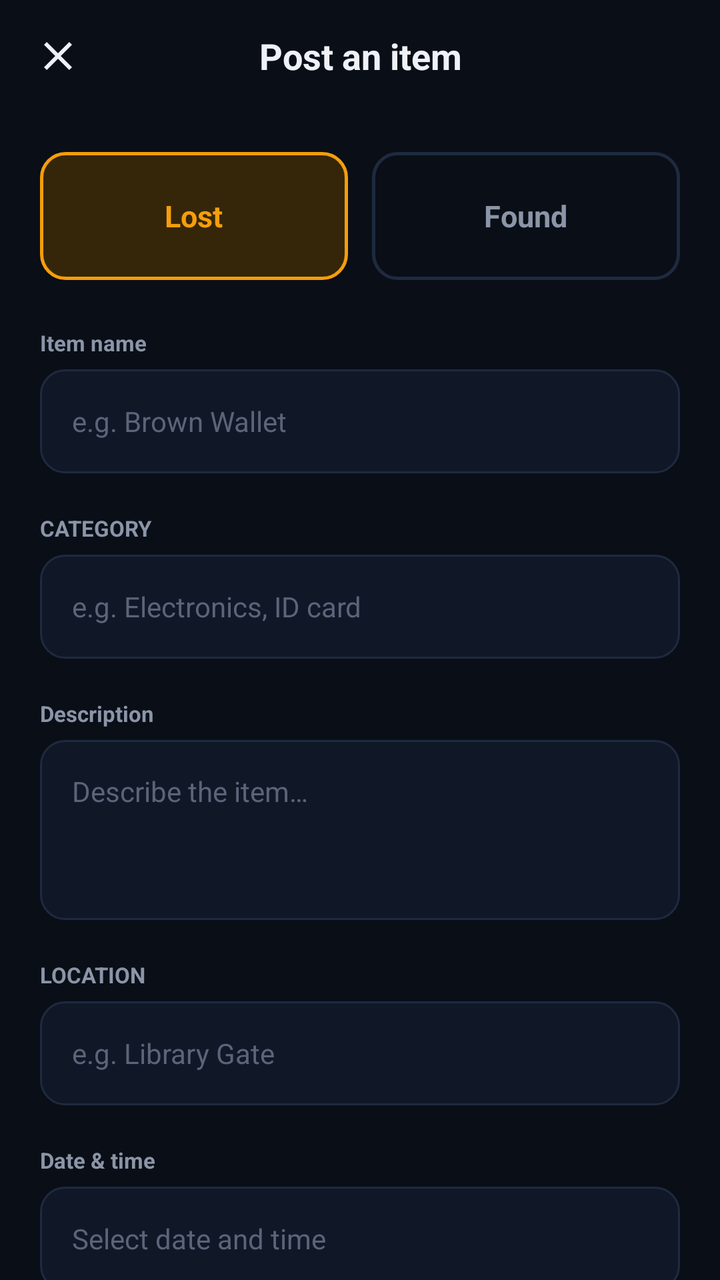
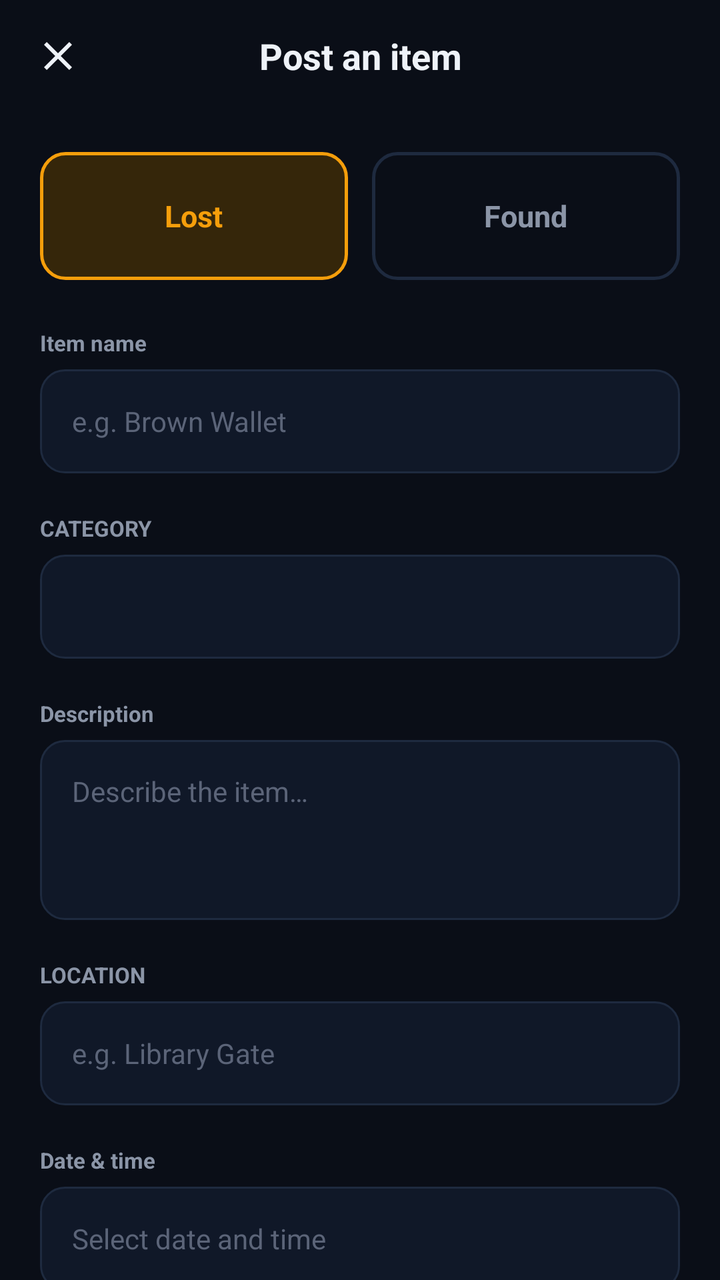

Two renders of the same Android screen: before a commit and after it. Below are the layout's source before the change and the commit's diff.
<!-- AndroidManifest.xml: application theme Theme.CampusConnect -->
<!-- res/layout/fragment_post_item.xml -->
<?xml version="1.0" encoding="utf-8"?>
<LinearLayout xmlns:android="http://schemas.android.com/apk/res/android"
    xmlns:app="http://schemas.android.com/apk/res-auto"
    android:layout_width="match_parent"
    android:layout_height="match_parent"
    android:background="@color/bg"
    android:orientation="vertical">

    <LinearLayout
        android:layout_width="match_parent"
        android:layout_height="56dp"
        android:gravity="center_vertical"
        android:orientation="horizontal"
        android:paddingHorizontal="12dp">

        <ImageButton
            android:id="@+id/btnClose"
            android:layout_width="34dp"
            android:layout_height="34dp"
            android:background="?attr/selectableItemBackgroundBorderless"
            android:contentDescription="@null"
            android:padding="8dp"
            android:src="@drawable/ic_close"
            app:tint="@color/text_primary" />

        <TextView
            android:id="@+id/tvPostTitle"
            android:layout_width="0dp"
            android:layout_height="wrap_content"
            android:layout_weight="1"
            android:gravity="center"
            android:text="@string/post_item_title"
            android:textColor="@color/text_primary"
            android:textSize="18sp"
            android:textStyle="bold" />

        <View
            android:layout_width="34dp"
            android:layout_height="34dp" />
    </LinearLayout>

    <androidx.core.widget.NestedScrollView
        android:layout_width="match_parent"
        android:layout_height="match_parent">

        <LinearLayout
            android:layout_width="match_parent"
            android:layout_height="wrap_content"
            android:orientation="vertical"
            android:padding="20dp">

            <LinearLayout
                android:layout_width="match_parent"
                android:layout_height="64dp"
                android:baselineAligned="false"
                android:orientation="horizontal">

                <FrameLayout
                    android:id="@+id/btnTypeLost"
                    android:layout_width="0dp"
                    android:layout_height="match_parent"
                    android:layout_marginEnd="6dp"
                    android:layout_weight="1"
                    android:background="@drawable/bg_lf_type_lost_selected"
                    android:clickable="true"
                    android:focusable="true">

                    <TextView
                        android:id="@+id/tvLostLabel"
                        android:layout_width="wrap_content"
                        android:layout_height="wrap_content"
                        android:layout_gravity="center"
                        android:text="@string/type_lost"
                        android:textColor="@color/amber"
                        android:textSize="15sp"
                        android:textStyle="bold" />
                </FrameLayout>

                <FrameLayout
                    android:id="@+id/btnTypeFound"
                    android:layout_width="0dp"
                    android:layout_height="match_parent"
                    android:layout_marginStart="6dp"
                    android:layout_weight="1"
                    android:background="@drawable/bg_lf_type_unselected"
                    android:clickable="true"
                    android:focusable="true">

                    <TextView
                        android:id="@+id/tvFoundLabel"
                        android:layout_width="wrap_content"
                        android:layout_height="wrap_content"
                        android:layout_gravity="center"
                        android:text="@string/type_found"
                        android:textColor="@color/text_dim"
                        android:textSize="15sp"
                        android:textStyle="bold" />
                </FrameLayout>
            </LinearLayout>

            <TextView
                style="@style/FacultyFieldLabel"
                android:layout_marginTop="24dp"
                android:text="@string/label_item_name"
                android:textColor="@color/text_dim"
                android:textSize="11sp"
                android:textStyle="bold" />

            <EditText
                android:id="@+id/etTitle"
                android:layout_width="match_parent"
                android:layout_height="52dp"
                android:background="@drawable/bg_lf_input"
                android:autofillHints="none"
                android:hint="@string/hint_item_name"
                android:inputType="text"
                android:paddingHorizontal="16dp"
                android:textColor="@color/text_primary"
                android:textColorHint="@color/text_faint"
                android:textSize="14sp" />

            <TextView
                style="@style/FacultyFieldLabel"
                android:layout_marginTop="20dp"
                android:text="@string/label_category"
                android:textColor="@color/text_dim"
                android:textSize="11sp"
                android:textStyle="bold" />

            <EditText
                android:id="@+id/etCategoryPost"
                android:layout_width="match_parent"
                android:layout_height="52dp"
                android:background="@drawable/bg_lf_input"
                android:autofillHints="none"
                android:hint="@string/hint_category"
                android:inputType="text"
                android:paddingHorizontal="16dp"
                android:textColor="@color/text_primary"
                android:textColorHint="@color/text_faint"
                android:textSize="14sp" />

            <TextView
                style="@style/FacultyFieldLabel"
                android:layout_marginTop="20dp"
                android:text="@string/label_description"
                android:textColor="@color/text_dim"
                android:textSize="11sp"
                android:textStyle="bold" />

            <EditText
                android:id="@+id/etDescription"
                android:layout_width="match_parent"
                android:layout_height="wrap_content"
                android:background="@drawable/bg_lf_input"
                android:gravity="top"
                android:autofillHints="none"
                android:hint="@string/hint_description"
                android:inputType="textMultiLine"
                android:minHeight="90dp"
                android:padding="16dp"
                android:textColor="@color/text_primary"
                android:textColorHint="@color/text_faint"
                android:textSize="14sp" />

            <TextView
                style="@style/FacultyFieldLabel"
                android:layout_marginTop="20dp"
                android:text="@string/label_location"
                android:textColor="@color/text_dim"
                android:textSize="11sp"
                android:textStyle="bold" />

            <EditText
                android:id="@+id/etLocationPost"
                android:layout_width="match_parent"
                android:layout_height="52dp"
                android:background="@drawable/bg_lf_input"
                android:autofillHints="none"
                android:hint="@string/hint_location"
                android:inputType="text"
                android:paddingHorizontal="16dp"
                android:textColor="@color/text_primary"
                android:textColorHint="@color/text_faint"
                android:textSize="14sp" />

            <TextView
                style="@style/FacultyFieldLabel"
                android:layout_marginTop="20dp"
                android:text="@string/label_date_time"
                android:textColor="@color/text_dim"
                android:textSize="11sp"
                android:textStyle="bold" />

            <TextView
                android:id="@+id/tvDateTimePost"
                android:layout_width="match_parent"
                android:layout_height="52dp"
                android:background="@drawable/bg_lf_input"
                android:gravity="center_vertical"
                android:hint="@string/hint_select_date_time"
                android:paddingHorizontal="16dp"
                android:textColor="@color/text_primary"
                android:textColorHint="@color/text_faint"
                android:textSize="14sp" />

            <TextView
                style="@style/FacultyFieldLabel"
                android:layout_marginTop="20dp"
                android:text="@string/label_contact_info"
                android:textColor="@color/text_dim"
                android:textSize="11sp"
                android:textStyle="bold" />

            <EditText
                android:id="@+id/etContactInfo"
                android:layout_width="match_parent"
                android:layout_height="52dp"
                android:background="@drawable/bg_lf_input"
                android:autofillHints="none"
                android:hint="@string/hint_contact_info"
                android:inputType="text"
                android:paddingHorizontal="16dp"
                android:textColor="@color/text_primary"
                android:textColorHint="@color/text_faint"
                android:textSize="14sp" />

            <FrameLayout
                android:id="@+id/btnUploadPhoto"
                android:layout_width="match_parent"
                android:layout_height="100dp"
                android:layout_marginTop="24dp"
                android:background="@drawable/bg_lf_upload_dashed">

                <LinearLayout
                    android:layout_width="wrap_content"
                    android:layout_height="wrap_content"
                    android:layout_gravity="center"
                    android:gravity="center"
                    android:orientation="vertical">

                    <ImageView
                        android:layout_width="24dp"
                        android:layout_height="24dp"
                        android:contentDescription="@null"
                        android:src="@drawable/ic_camera"
                        app:tint="@color/text_faint" />

                    <TextView
                        android:layout_width="wrap_content"
                        android:layout_height="wrap_content"
                        android:layout_marginTop="4dp"
                        android:text="@string/tap_add_photo"
                        android:textColor="@color/text_faint"
                        android:textSize="13sp" />
                </LinearLayout>

                <ImageView
                    android:id="@+id/ivPreview"
                    android:layout_width="match_parent"
                    android:layout_height="match_parent"
                    android:clipToOutline="true"
                    android:scaleType="centerCrop"
                    android:visibility="gone" />
            </FrameLayout>

            <Button
                android:id="@+id/btnSubmit"
                android:layout_width="match_parent"
                android:layout_height="56dp"
                android:layout_marginTop="32dp"
                android:backgroundTint="@color/amber"
                android:text="@string/btn_post_item"
                android:textAllCaps="false"
                android:textColor="@color/btn_on_amber_text"
                android:textSize="15sp"
                android:textStyle="bold"
                app:cornerRadius="14dp" />

        </LinearLayout>
    </androidx.core.widget.NestedScrollView>

</LinearLayout>
<!-- resources referenced by this layout -->
<resources>
  <color name="amber">#F59E0B</color>
  <color name="bg">#0A0E17</color>
  <color name="btn_on_amber_text">#120E04</color>
  <color name="text_dim">#8B95A7</color>
  <color name="text_faint">#5B6478</color>
  <color name="text_primary">#EEF2F8</color>
  <!-- drawable bg_lf_input (drawable) -->
  <?xml version="1.0" encoding="utf-8"?>
  <shape xmlns:android="http://schemas.android.com/apk/res/android"
      android:shape="rectangle">
      <solid android:color="@color/input_bg"/>
      <stroke
          android:width="1dp"
          android:color="@color/card_border"/>
      <corners android:radius="12dp"/>
  </shape>
  <!-- drawable bg_lf_type_lost_selected (drawable) -->
  <?xml version="1.0" encoding="utf-8"?>
  <shape xmlns:android="http://schemas.android.com/apk/res/android"
      android:shape="rectangle">
      <solid android:color="@color/amber_dim"/>
      <stroke
          android:width="1.5dp"
          android:color="@color/amber"/>
      <corners android:radius="12dp"/>
  </shape>
  <!-- drawable bg_lf_type_unselected (drawable) -->
  <?xml version="1.0" encoding="utf-8"?>
  <shape xmlns:android="http://schemas.android.com/apk/res/android"
      android:shape="rectangle">
      <solid android:color="@android:color/transparent"/>
      <stroke
          android:width="1.5dp"
          android:color="@color/card_border"/>
      <corners android:radius="12dp"/>
  </shape>
  <!-- drawable bg_lf_upload_dashed (drawable) -->
  <?xml version="1.0" encoding="utf-8"?>
  <shape xmlns:android="http://schemas.android.com/apk/res/android"
      android:shape="rectangle">
      <solid android:color="@color/input_bg"/>
      <stroke
          android:width="1.5dp"
          android:color="#2A3650"
          android:dashWidth="6dp"
          android:dashGap="4dp"/>
      <corners android:radius="14dp"/>
  </shape>
  <!-- drawable ic_close (drawable) -->
  <vector xmlns:android="http://schemas.android.com/apk/res/android"
      android:width="24dp"
      android:height="24dp"
      android:viewportWidth="24"
      android:viewportHeight="24">
    <path
        android:fillColor="@color/text_primary"
        android:pathData="M19,6.41L17.59,5 12,10.59 6.41,5 5,6.41 10.59,12 5,17.59 6.41,19 12,13.41 17.59,19 19,17.59 13.41,12z"/>
  </vector>
  <string name="btn_post_item">Post item</string>
  <string name="hint_category">e.g. Electronics, ID card</string>
  <string name="hint_contact_info">e.g. Phone number, email, or WhatsApp</string>
  <string name="hint_description">Describe the item…</string>
  <string name="hint_item_name">e.g. Brown Wallet</string>
  <string name="hint_location">e.g. Library Gate</string>
  <string name="hint_select_date_time">Select date and time</string>
  <string name="label_category">CATEGORY</string>
  <string name="label_contact_info">Contact Info</string>
  <string name="label_date_time">Date &amp; time</string>
  <string name="label_description">Description</string>
  <string name="label_item_name">Item name</string>
  <string name="label_location">LOCATION</string>
  <string name="post_item_title">Post an item</string>
  <string name="tap_add_photo">Tap to add a photo</string>
  <string name="type_found">Found</string>
  <string name="type_lost">Lost</string>
  <style name="FacultyFieldLabel">
          <item name="android:layout_width">match_parent</item>
          <item name="android:layout_height">wrap_content</item>
          <item name="android:textColor">@color/color_muted</item>
          <item name="android:textSize">12sp</item>
          <item name="android:layout_marginBottom">6dp</item>
      </style>
  <color name="input_bg">#101828</color>
  <color name="card_border">#1E2A3F</color>
  <color name="amber_dim">#35260A</color>
  <color name="color_muted">#9CA3AF</color>
  <color name="color_background">#0B0F19</color>
  <color name="color_cyan">#00D2FF</color>
  <color name="color_purple">#8B5CF6</color>
  <color name="color_text_primary">#FFFFFF</color>
  <!-- unchanged entries left out for length: 2 -->
</resources>

<!-- the commit's change to res/layout/fragment_post_item.xml (unified diff, before → after) -->
@@ -127,82 +127,112 @@
                 android:textSize="11sp"
                 android:textStyle="bold" />
 
-            <EditText
-                android:id="@+id/etCategoryPost"
+            <Spinner
+                android:id="@+id/spinnerCategoryPost"
                 android:layout_width="match_parent"
                 android:layout_height="52dp"
                 android:background="@drawable/bg_lf_input"
+                android:paddingHorizontal="12dp" />
+
+            <EditText
+                android:id="@+id/etCustomCategoryPost"
+                android:layout_width="match_parent"
+                android:layout_height="52dp"
+                android:layout_marginTop="8dp"
                 android:autofillHints="none"
-                android:hint="@string/hint_category"
+                android:background="@drawable/bg_lf_input"
+                android:hint="Specify custom category..."
                 android:inputType="text"
                 android:paddingHorizontal="16dp"
                 android:textColor="@color/text_primary"
                 android:textColorHint="@color/text_faint"
-                android:textSize="14sp" />
-
-            <TextView
-                style="@style/FacultyFieldLabel"
-                android:layout_marginTop="20dp"
-                android:text="@string/label_description"
-                android:textColor="@color/text_dim"
-                android:textSize="11sp"
-                android:textStyle="bold" />
-
-            <EditText
-                android:id="@+id/etDescription"
+                android:textSize="14sp"
+                android:visibility="gone" />
+
+            <LinearLayout
+                android:id="@+id/layoutDescriptionGroup"
                 android:layout_width="match_parent"
                 android:layout_height="wrap_content"
-                android:background="@drawable/bg_lf_input"
-                android:gravity="top"
-                android:autofillHints="none"
-                android:hint="@string/hint_description"
-                android:inputType="textMultiLine"
-                android:minHeight="90dp"
-                android:padding="16dp"
-                android:textColor="@color/text_primary"
-                android:textColorHint="@color/text_faint"
-                android:textSize="14sp" />
-
-            <TextView
-                style="@style/FacultyFieldLabel"
-                android:layout_marginTop="20dp"
-                android:text="@string/label_location"
-                android:textColor="@color/text_dim"
-                android:textSize="11sp"
-                android:textStyle="bold" />
-
-            <EditText
-                android:id="@+id/etLocationPost"
-                android:layout_width="match_parent"
-                android:layout_height="52dp"
-                android:background="@drawable/bg_lf_input"
-                android:autofillHints="none"
-                android:hint="@string/hint_location"
-                android:inputType="text"
-                android:paddingHorizontal="16dp"
-                android:textColor="@color/text_primary"
-                android:textColorHint="@color/text_faint"
-                android:textSize="14sp" />
-
-            <TextView
-                style="@style/FacultyFieldLabel"
-                android:layout_marginTop="20dp"
-                android:text="@string/label_date_time"
-                android:textColor="@color/text_dim"
-                android:textSize="11sp"
-                android:textStyle="bold" />
-
-            <TextView
-                android:id="@+id/tvDateTimePost"
-                android:layout_width="match_parent"
-                android:layout_height="52dp"
-                android:background="@drawable/bg_lf_input"
-                android:gravity="center_vertical"
-                android:hint="@string/hint_select_date_time"
-                android:paddingHorizontal="16dp"
-                android:textColor="@color/text_primary"
-                android:textColorHint="@color/text_faint"
-                android:textSize="14sp" />
+                android:orientation="vertical">
+
+                <TextView
+                    style="@style/FacultyFieldLabel"
+                    android:layout_marginTop="20dp"
+                    android:text="@string/label_description"
+                    android:textColor="@color/text_dim"
+                    android:textSize="11sp"
+                    android:textStyle="bold" />
+
+                <EditText
+                    android:id="@+id/etDescription"
+                    android:layout_width="match_parent"
+                    android:layout_height="wrap_content"
+                    android:autofillHints="none"
+                    android:background="@drawable/bg_lf_input"
+                    android:gravity="top"
+                    android:hint="@string/hint_description"
+                    android:inputType="textMultiLine"
+                    android:minHeight="90dp"
+                    android:padding="16dp"
+                    android:textColor="@color/text_primary"
+                    android:textColorHint="@color/text_faint"
+                    android:textSize="14sp" />
+            </LinearLayout>
+
+            <LinearLayout
+                android:id="@+id/layoutLocationGroup"
+                android:layout_width="match_parent"
+                android:layout_height="wrap_content"
+                android:orientation="vertical">
+
+                <TextView
+                    style="@style/FacultyFieldLabel"
+                    android:layout_marginTop="20dp"
+                    android:text="@string/label_location"
+                    android:textColor="@color/text_dim"
+                    android:textSize="11sp"
+                    android:textStyle="bold" />
+
+                <EditText
+                    android:id="@+id/etLocationPost"
+                    android:layout_width="match_parent"
+                    android:layout_height="52dp"
+                    android:autofillHints="none"
+                    android:background="@drawable/bg_lf_input"
+                    android:hint="@string/hint_location"
+                    android:inputType="text"
+                    android:paddingHorizontal="16dp"
+                    android:textColor="@color/text_primary"
+                    android:textColorHint="@color/text_faint"
+                    android:textSize="14sp" />
+            </LinearLayout>
+
+            <LinearLayout
+                android:id="@+id/layoutDateTimeGroup"
+                android:layout_width="match_parent"
+                android:layout_height="wrap_content"
+                android:orientation="vertical">
+
+                <TextView
+                    style="@style/FacultyFieldLabel"
+                    android:layout_marginTop="20dp"
+                    android:text="@string/label_date_time"
+                    android:textColor="@color/text_dim"
+                    android:textSize="11sp"
+                    android:textStyle="bold" />
+
+                <TextView
+                    android:id="@+id/tvDateTimePost"
+                    android:layout_width="match_parent"
+                    android:layout_height="52dp"
+                    android:background="@drawable/bg_lf_input"
+                    android:gravity="center_vertical"
+                    android:hint="@string/hint_select_date_time"
+                    android:paddingHorizontal="16dp"
+                    android:textColor="@color/text_primary"
+                    android:textColorHint="@color/text_faint"
+                    android:textSize="14sp" />
+            </LinearLayout>
 
             <TextView
                 style="@style/FacultyFieldLabel"
@@ -264,6 +294,64 @@
                     android:visibility="gone" />
             </FrameLayout>
 
+            <LinearLayout
+                android:id="@+id/layoutClaimQuestions"
+                android:layout_width="match_parent"
+                android:layout_height="wrap_content"
+                android:layout_marginTop="20dp"
+                android:orientation="vertical"
+                android:visibility="gone">
+
+                <TextView
+                    style="@style/FacultyFieldLabel"
+                    android:text="Verification Question (For Found Items)"
+                    android:textColor="@color/amber_gold"
+                    android:textSize="12sp"
+                    android:textStyle="bold" />
+
+                <TextView
+                    android:layout_width="match_parent"
+                    android:layout_height="wrap_content"
+                    android:layout_marginBottom="8dp"
+                    android:text="Ask a specific question to verify the true owner. Non-owners will see the question, but never your correct answer."
+                    android:textColor="@color/text_faint"
+                    android:textSize="12sp" />
+
+                <EditText
+                    android:id="@+id/etClaimQuestion"
+                    android:layout_width="match_parent"
+                    android:layout_height="52dp"
+                    android:autofillHints="none"
+                    android:background="@drawable/bg_lf_input"
+                    android:hint="e.g. What color is the keychain?"
+                    android:inputType="text"
+                    android:paddingHorizontal="16dp"
+                    android:textColor="@color/text_primary"
+                    android:textColorHint="@color/text_faint"
+                    android:textSize="14sp" />
+
+                <TextView
+                    style="@style/FacultyFieldLabel"
+                    android:layout_marginTop="12dp"
+                    android:text="Secret Correct Answer"
+                    android:textColor="@color/text_dim"
+                    android:textSize="11sp"
+                    android:textStyle="bold" />
+
+                <EditText
+                    android:id="@+id/etClaimAnswer"
+                    android:layout_width="match_parent"
+                    android:layout_height="52dp"
+                    android:autofillHints="none"
+                    android:background="@drawable/bg_lf_input"
+                    android:hint="e.g. Blue star keychain"
+                    android:inputType="text"
+                    android:paddingHorizontal="16dp"
+                    android:textColor="@color/text_primary"
+                    android:textColorHint="@color/text_faint"
+                    android:textSize="14sp" />
+            </LinearLayout>
+
             <Button
                 android:id="@+id/btnSubmit"
                 android:layout_width="match_parent"
<!-- resource entries referenced after the edit -->
@@ -1,6 +1,7 @@
 <!-- resources referenced by this layout -->
 <resources>
   <color name="amber">#F59E0B</color>
+  <color name="amber_gold">#EAB308</color>
   <color name="bg">#0A0E17</color>
   <color name="btn_on_amber_text">#120E04</color>
   <color name="text_dim">#8B95A7</color>
@@ -59,7 +60,6 @@
         android:pathData="M19,6.41L17.59,5 12,10.59 6.41,5 5,6.41 10.59,12 5,17.59 6.41,19 12,13.41 17.59,19 19,17.59 13.41,12z"/>
   </vector>
   <string name="btn_post_item">Post item</string>
-  <string name="hint_category">e.g. Electronics, ID card</string>
   <string name="hint_contact_info">e.g. Phone number, email, or WhatsApp</string>
   <string name="hint_description">Describe the item…</string>
   <string name="hint_item_name">e.g. Brown Wallet</string>
